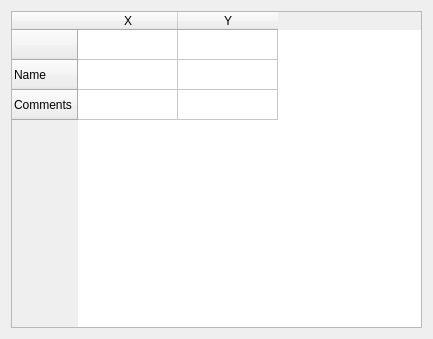
Old version of the form program/gui/windows/table.ui in the repository HarmlessmanArs/OCT_newest_program.
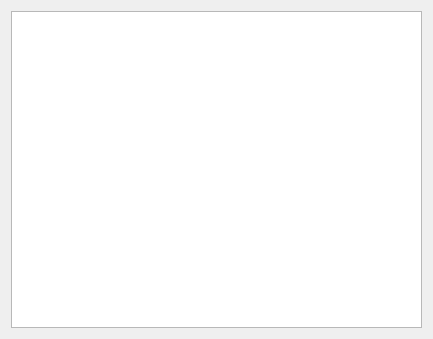
New version of the form.

Patch:
```diff
--- a/program/gui/windows/table.ui
+++ b/program/gui/windows/table.ui
@@ -21,33 +21,7 @@
   </property>
   <layout class="QGridLayout" name="gridLayout">
    <item row="0" column="0">
-    <widget class="QTableWidget" name="tableWidget">
-     <row>
-      <property name="text">
-       <string/>
-      </property>
-     </row>
-     <row>
-      <property name="text">
-       <string>Name</string>
-      </property>
-     </row>
-     <row>
-      <property name="text">
-       <string>Comments</string>
-      </property>
-     </row>
-     <column>
-      <property name="text">
-       <string>X</string>
-      </property>
-     </column>
-     <column>
-      <property name="text">
-       <string>Y</string>
-      </property>
-     </column>
-    </widget>
+    <widget class="QTableView" name="tableView"/>
    </item>
   </layout>
  </widget>
```
